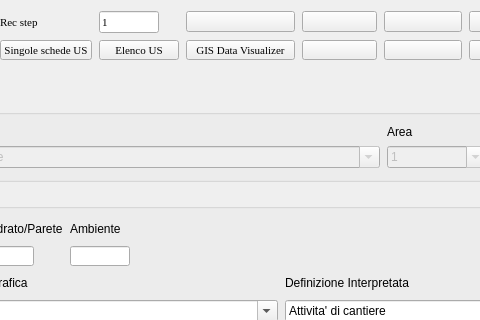
Qt form gui/ui/US_USM.ui (pyarchinit/pyarchinit) before a commit; both pictures show x 122 to 602 and y 0 to 320 of the 966 by 819 pixel window.
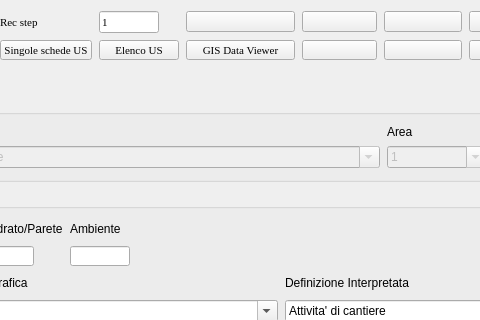
The same form after that commit. The open tabs and pages were chosen to show the change. Icons and pictures are not drawn. Custom widgets are drawn as their Qt base class.

Commit message: Update check warning US_USM (B)

Patch:
```diff
--- a/gui/ui/US_USM.ui
+++ b/gui/ui/US_USM.ui
@@ -5904,7 +5904,7 @@
         <string/>
        </property>
        <property name="text">
-        <string>GIS Data Visualizer</string>
+        <string>GIS Data Viewer</string>
        </property>
        <property name="icon">
         <iconset resource="../../resources/resources.qrc">
```
Left out of the diff: 31 changed lines with no effect on the pictures. The commit also changes 1 other file.
